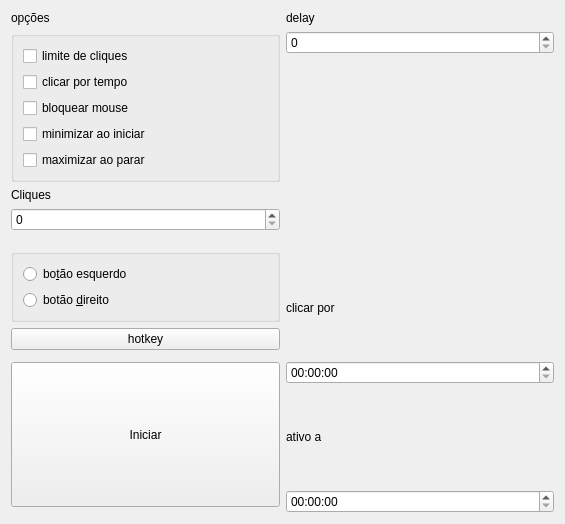
The window that autoclicker.ui (BrunoFelippeFaria/silver-clicker) describes before a commit, drawn with Qt 5.
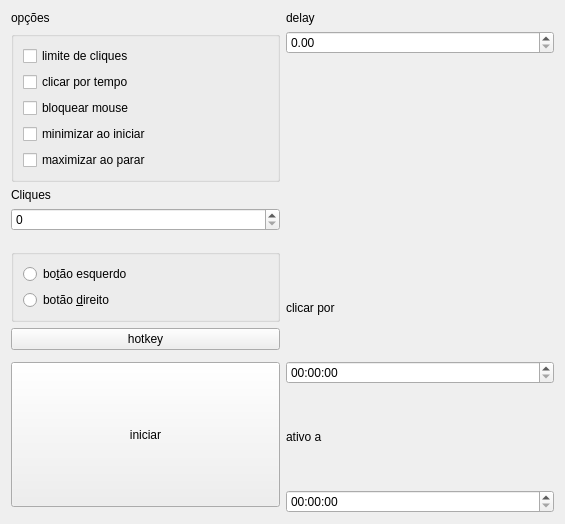
The same window after the commit. Icons and pictures are not drawn.

```diff
--- a/autoclicker.ui
+++ b/autoclicker.ui
@@ -44,7 +44,7 @@
    <item row="1" column="1" rowspan="10">
     <layout class="QVBoxLayout" name="verticalLayout_2">
      <item>
-      <widget class="QSpinBox" name="spinBox_2"/>
+      <widget class="QDoubleSpinBox" name="dbDelay"/>
      </item>
      <item>
       <widget class="QLabel" name="img">
@@ -168,7 +168,7 @@
       </sizepolicy>
      </property>
      <property name="text">
-      <string>Iniciar</string>
+      <string>iniciar</string>
      </property>
     </widget>
    </item>
```
Left out of the diff: 43 changed lines with no effect on the pictures.
